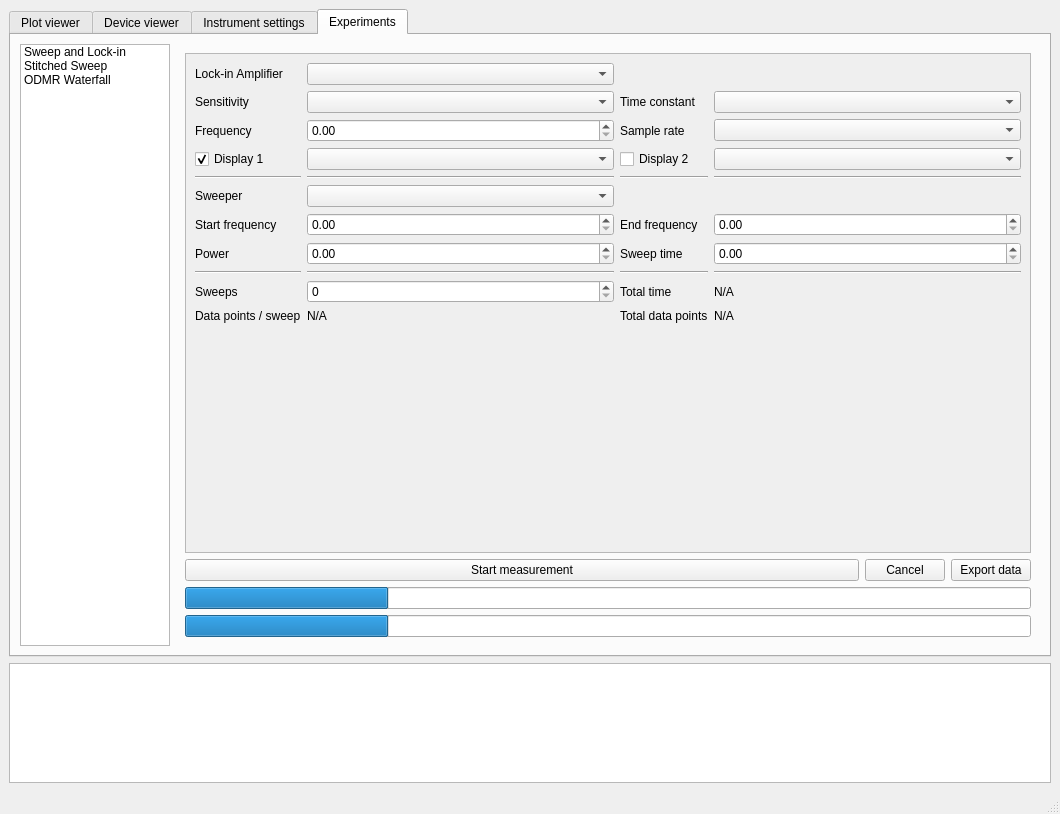
Before: the Qt Designer form UI/mainwindow.ui in bgoblyos/pymeas-ng, drawn with Qt 5.
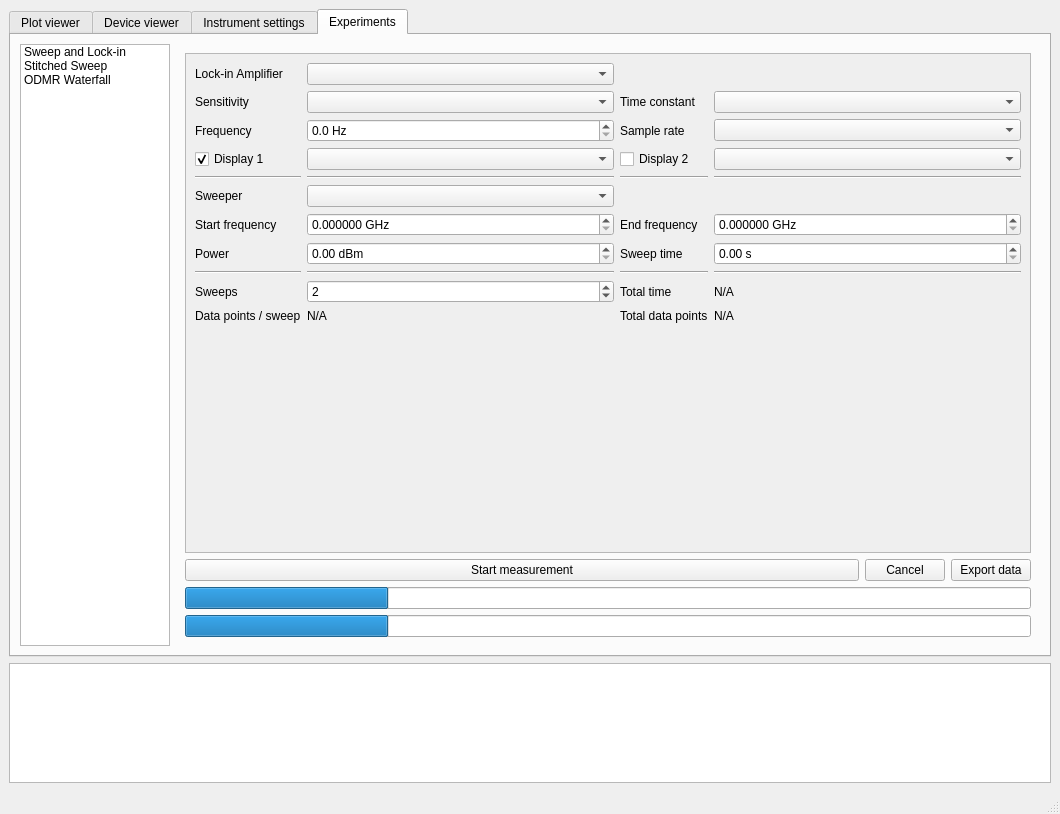
After: the same form once the commit is applied. Custom widgets are drawn as their Qt base class.

Commit message: Touch up on Stitched Sweep and ODMR Waterfall UI

Patch:
```diff
--- a/UI/mainwindow.ui
+++ b/UI/mainwindow.ui
@@ -1745,7 +1745,14 @@
                  </widget>
                 </item>
                 <item row="6" column="3">
-                 <widget class="QDoubleSpinBox" name="StitchedSweepEndFreq"/>
+                 <widget class="QDoubleSpinBox" name="StitchedSweepEndFreq">
+                  <property name="suffix">
+                   <string> GHz</string>
+                  </property>
+                  <property name="decimals">
+                   <number>6</number>
+                  </property>
+                 </widget>
                 </item>
                 <item row="4" column="2">
                  <widget class="Line" name="line_7">
@@ -1758,7 +1765,17 @@
                  <widget class="QComboBox" name="comboBox_3"/>
                 </item>
                 <item row="9" column="1">
-                 <widget class="QSpinBox" name="StitchedSweepNumSweeps"/>
+                 <widget class="QSpinBox" name="StitchedSweepNumSweeps">
+                  <property name="minimum">
+                   <number>1</number>
+                  </property>
+                  <property name="maximum">
+                   <number>1000</number>
+                  </property>
+                  <property name="value">
+                   <number>2</number>
+                  </property>
+                 </widget>
                 </item>
                 <item row="7" column="2">
                  <widget class="QLabel" name="label_66">
@@ -1788,7 +1805,14 @@
                  </widget>
                 </item>
                 <item row="6" column="1">
-                 <widget class="QDoubleSpinBox" name="StitchedSweepStartFreq"/>
+                 <widget class="QDoubleSpinBox" name="StitchedSweepStartFreq">
+                  <property name="suffix">
+                   <string> GHz</string>
+                  </property>
+                  <property name="decimals">
+                   <number>6</number>
+                  </property>
+                 </widget>
                 </item>
                 <item row="2" column="2">
                  <widget class="QLabel" name="label_62">
@@ -1818,7 +1842,11 @@
                  </spacer>
                 </item>
                 <item row="7" column="3">
-                 <widget class="QDoubleSpinBox" name="StitchedSweepSweepTime"/>
+                 <widget class="QDoubleSpinBox" name="StitchedSweepSweepTime">
+                  <property name="suffix">
+                   <string> s</string>
+                  </property>
+                 </widget>
                 </item>
                 <item row="5" column="1">
                  <widget class="QComboBox" name="StitchedSweepSweeperSelection"/>
@@ -1838,10 +1866,24 @@
                  </widget>
                 </item>
                 <item row="2" column="1">
-                 <widget class="QDoubleSpinBox" name="StitchedSweepLockInFreq"/>
+                 <widget class="QDoubleSpinBox" name="StitchedSweepLockInFreq">
+                  <property name="suffix">
+                   <string> Hz</string>
+                  </property>
+                  <property name="decimals">
+                   <number>1</number>
+                  </property>
+                  <property name="maximum">
+                   <double>100000.000000000000000</double>
+                  </property>
+                 </widget>
                 </item>
                 <item row="7" column="1">
-                 <widget class="QDoubleSpinBox" name="StitchedSweepPower"/>
+                 <widget class="QDoubleSpinBox" name="StitchedSweepPower">
+                  <property name="suffix">
+                   <string> dBm</string>
+                  </property>
+                 </widget>
                 </item>
                 <item row="4" column="0">
                  <widget class="Line" name="line_5">
```
Left out of the diff: 9 changed lines with no effect on the pictures. The commit also changes 1 other file.
